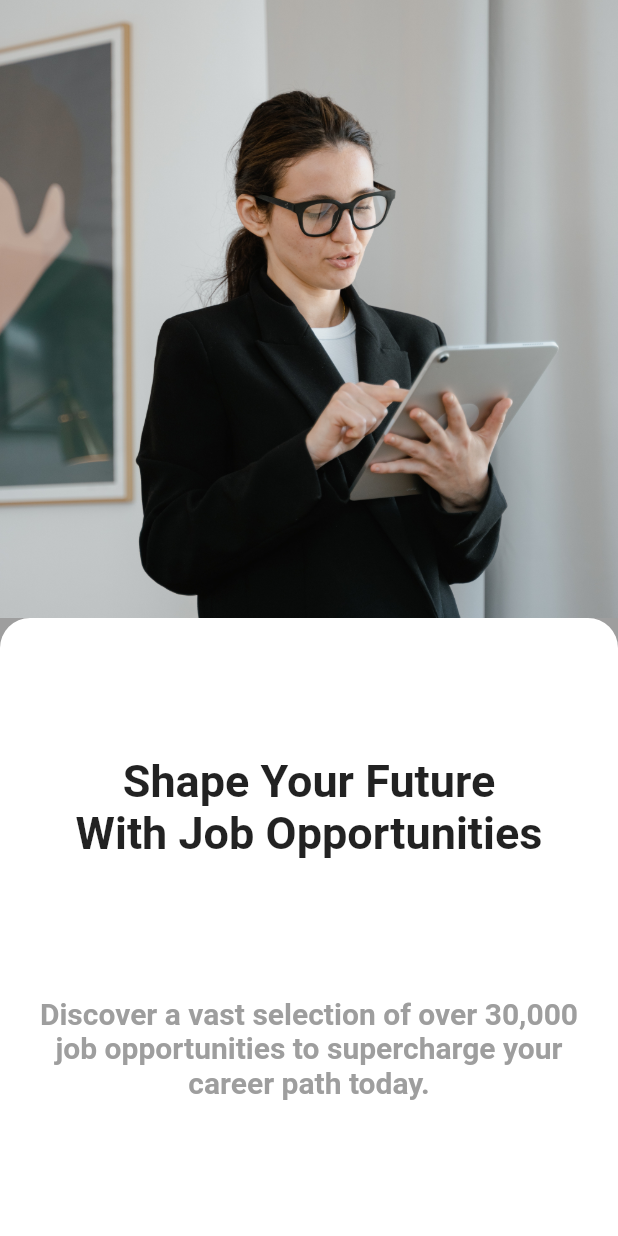
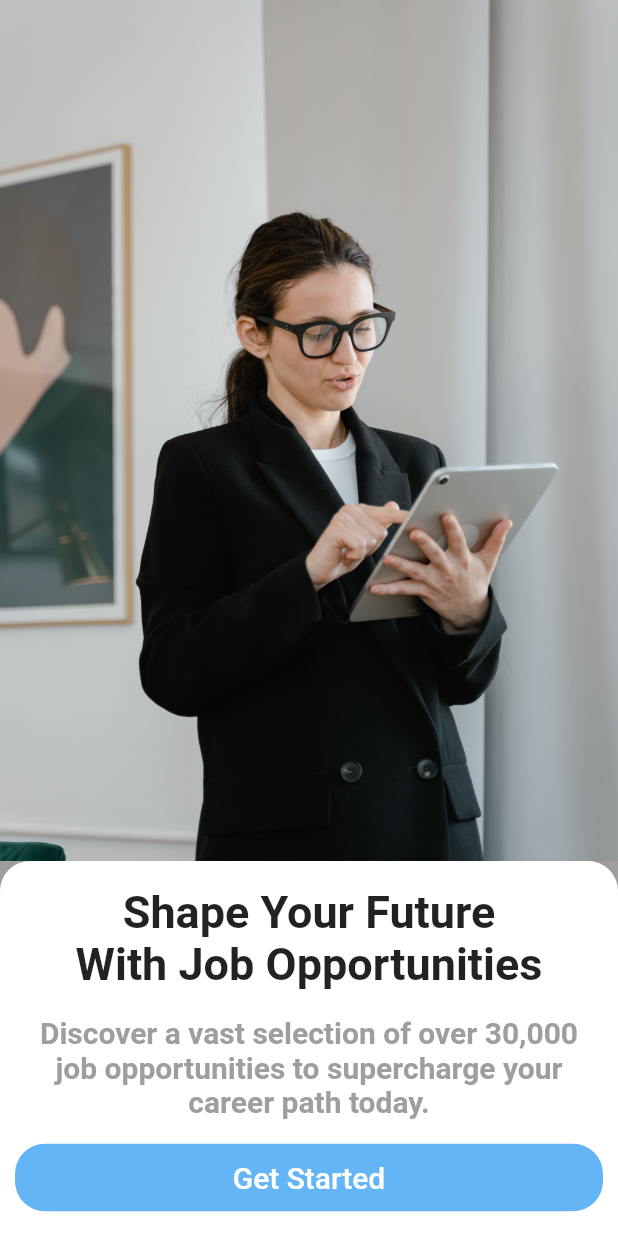
Before and after one commit to Ozurumba007/Job-Finder-App, a Flutter app: the screen it shows after launch, on a phone screen of 412 x 824 dp. Run offline on Flutter 3.47's test engine with Material 2 defaults, Android fonts, the phone set to English and light mode, and no system bars.

Commit message:
added a button to the onboarding screen

```diff
--- a/lib/screens/onboarding_screen.dart
+++ b/lib/screens/onboarding_screen.dart
@@ -14,7 +14,6 @@ class OnboardingScreen extends StatelessWidget {
           Expanded(
             child: Container(
               width: double.infinity,
-              height: 300,
               decoration: const BoxDecoration(
                 image: DecorationImage(
                   image: AssetImage('assets/recruiter.jpg'),
@@ -23,7 +22,9 @@ class OnboardingScreen extends StatelessWidget {
               ),
             ),
           ),
-          Expanded(
+          Container(
+            height: 250,
+            child: Expanded(
               child: ClipRRect(
                 borderRadius: BorderRadius.only(
                   topLeft: Radius.circular(20),
@@ -31,6 +32,7 @@ class OnboardingScreen extends StatelessWidget {
                 ),
                 child: Container(
                   color: Colors.white,
+                  height: 500,
                   child: Center(
                     child: Column(
                       mainAxisAlignment: MainAxisAlignment.spaceEvenly,
@@ -56,7 +58,28 @@ class OnboardingScreen extends StatelessWidget {
                             color: Colors.grey[500],
                           ),
                         ),
+                        Padding(
+                          padding: const EdgeInsets.symmetric(horizontal: 10.0),
+                          child: Container(
+                            height: 45,
+                            width: double.infinity,
+                            decoration: BoxDecoration(
+                                borderRadius: BorderRadius.circular(20),
+                                color: Colors.blue.shade300),
+                            child: Center(
+                              child: Text(
+                                'Get Started',
+                                style: TextStyle(
+                                  fontSize: 20,
+                                  fontWeight: FontWeight.w500,
+                                  color: Colors.white,
+                                ),
+                              ),
+                            ),
+                          ),
+                        ),
                       ],
+                    ),
                   ),
                 ),
               ),
```
Lines whose indentation alone changed are shown as unchanged.
